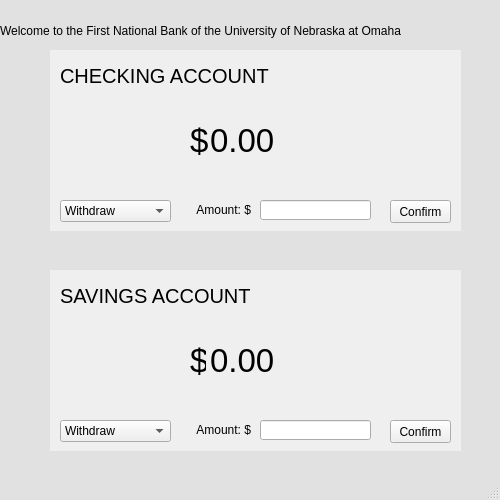
Old version of the form bank_details.ui in the repository codyschappert/Project-2.
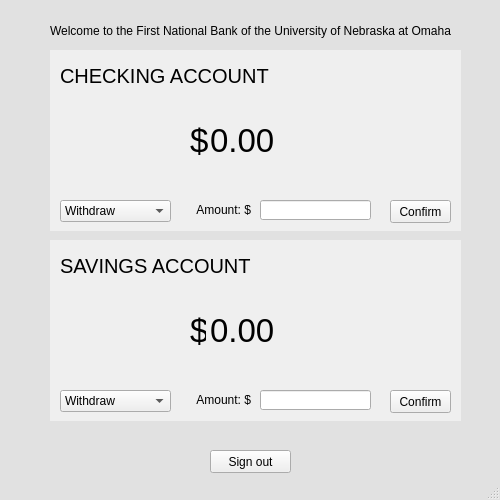
New version of the form. Icons and pictures are not drawn.

Commit message: added back buttons

```diff
--- a/bank_details.ui
+++ b/bank_details.ui
@@ -49,12 +49,15 @@
     <property name="text">
      <string>Welcome to the First National Bank of the University of Nebraska at Omaha</string>
     </property>
+    <property name="alignment">
+     <set>Qt::AlignCenter</set>
+    </property>
    </widget>
    <widget class="QWidget" name="savings" native="true">
     <property name="geometry">
      <rect>
       <x>50</x>
-      <y>270</y>
+      <y>240</y>
       <width>411</width>
       <height>181</height>
      </rect>
@@ -315,8 +318,8 @@
    <widget class="QLabel" name="checking_error_label">
     <property name="geometry">
      <rect>
-      <x>0</x>
-      <y>240</y>
+      <x>10</x>
+      <y>430</y>
       <width>501</width>
       <height>20</height>
      </rect>
@@ -328,20 +331,17 @@
      <set>Qt::AlignCenter</set>
     </property>
    </widget>
-   <widget class="QLabel" name="savings_error_label">
+   <widget class="QPushButton" name="sign_out_button">
     <property name="geometry">
      <rect>
-      <x>0</x>
-      <y>460</y>
-      <width>501</width>
-      <height>20</height>
+      <x>210</x>
+      <y>450</y>
+      <width>81</width>
+      <height>23</height>
      </rect>
     </property>
     <property name="text">
-     <string/>
-    </property>
-    <property name="alignment">
-     <set>Qt::AlignCenter</set>
+     <string>Sign out</string>
     </property>
    </widget>
   </widget>
```
Left out of the diff: 2 changed lines with no effect on the pictures. The commit also changes 8 other files.
